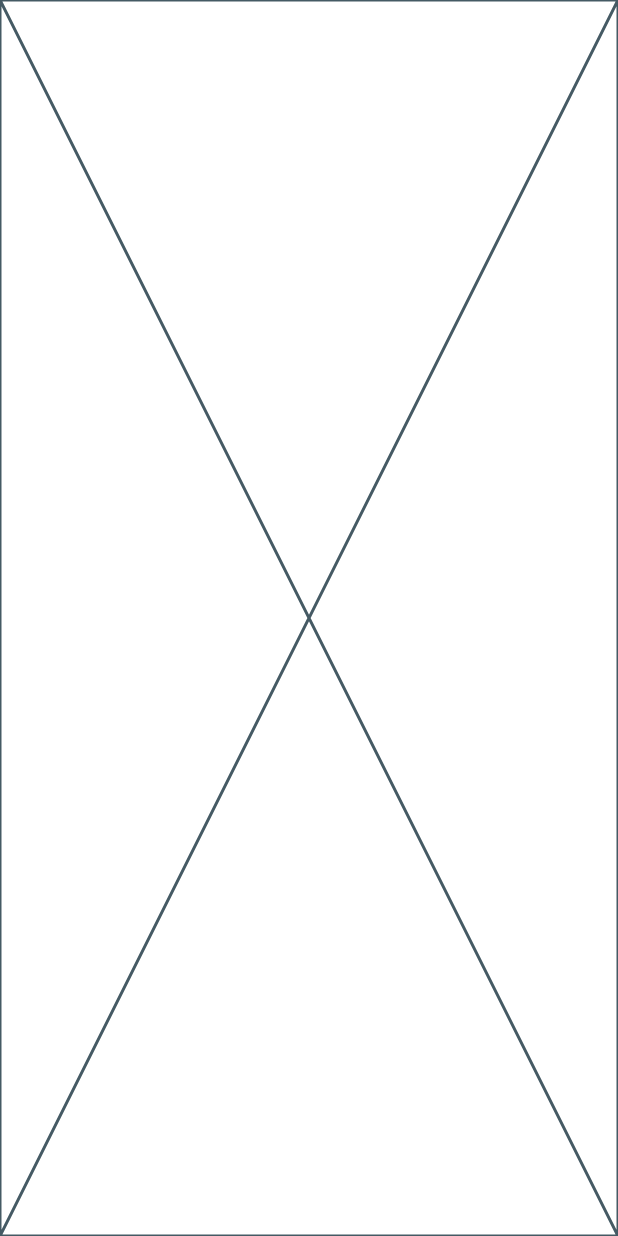
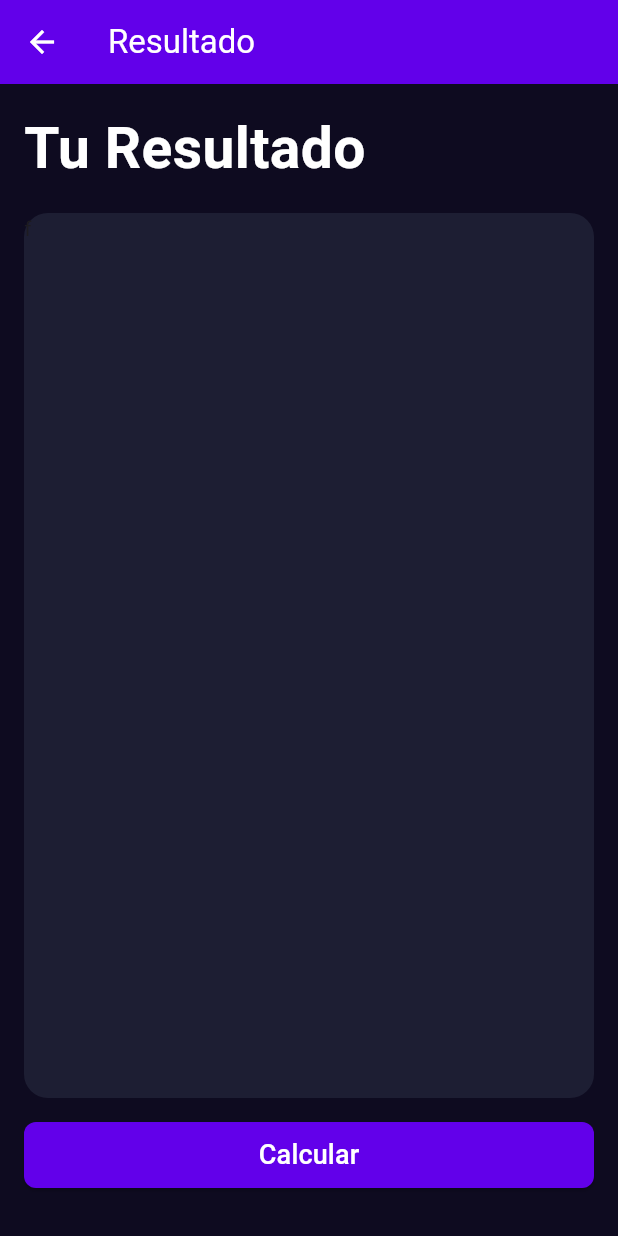
Before and after one commit to igrisdev/flutter_application_2, a Flutter app: the screen it shows after launch, after a tap on the "remove" icon, after a tap on the "add" icon, after a tap on "Calcular", on a phone screen of 412 x 824 dp. Run offline on Flutter 3.47's test engine with Material 3 defaults, Android fonts, the phone set to English and light mode, and no system bars.

Commit message:
Refactor ImcResultScreen to accept height and weight parameters; implement layout for displaying results and navigation back to ImcHomeScreen.

```diff
--- a/lib/components/number_selector.dart
+++ b/lib/components/number_selector.dart
@@ -45,6 +45,7 @@ class _NumberSelectorState extends State<NumberSelector> {
               mainAxisAlignment: MainAxisAlignment.center,
               children: [
                 FloatingActionButton(
+                  heroTag: null,
                   onPressed: () {
                     widget.onDecrement();
                   },
@@ -54,6 +55,7 @@ class _NumberSelectorState extends State<NumberSelector> {
                 ),
                 SizedBox(width: 16),
                 FloatingActionButton(
+                  heroTag: null,
                   onPressed: () {
                     widget.onIncrement();
                   },
--- a/lib/screens/imc_home_screen.dart
+++ b/lib/screens/imc_home_screen.dart
@@ -81,13 +81,18 @@ class _ImcHomeScreenState extends State<ImcHomeScreen> {
               onPressed: () {
                 Navigator.push(
                   context,
-                  MaterialPageRoute(builder: (context) => ImcResultScreen()),
+                  MaterialPageRoute(
+                    builder: (context) => ImcResultScreen(
+                      height: selectedHeight,
+                      weight: selectedWeight,
+                    ),
+                  ),
                 );
               },
               style: ButtonStyle(
                 shape: WidgetStateProperty.all(
                   RoundedRectangleBorder(
-                    borderRadius: BorderRadius.circular(16),
+                    borderRadius: BorderRadius.circular(8),
                   ),
                 ),
                 backgroundColor: WidgetStateProperty.all(AppColors.primary),
--- a/lib/screens/imc_result_screen.dart
+++ b/lib/screens/imc_result_screen.dart
@@ -1,10 +1,94 @@
 import 'package:flutter/material.dart';
+import 'package:flutter_application_2/core/app_colors.dart';
+import 'package:flutter_application_2/core/text_styles.dart';
+import 'package:flutter_application_2/screens/imc_home_screen.dart';
 
 class ImcResultScreen extends StatelessWidget {
-  const ImcResultScreen({super.key});
+  final double height;
+  final int weight;
+
+  const ImcResultScreen({
+    super.key,
+    required this.height,
+    required this.weight,
+  });
 
   @override
   Widget build(BuildContext context) {
-    return const Placeholder();
+    return Scaffold(
+      backgroundColor: AppColors.background,
+      appBar: toolbarResult(),
+      body: bodyResult(context),
+    );
+  }
+
+  Padding bodyResult(context) {
+    return Padding(
+      padding: const EdgeInsets.all(16),
+      child: Column(
+        crossAxisAlignment: CrossAxisAlignment.start,
+        children: [
+          Text(
+            "Tu Resultado",
+            style: TextStyle(
+              fontSize: 38,
+              fontWeight: FontWeight.bold,
+              color: Colors.white,
+            ),
+          ),
+
+          Expanded(
+            child: Padding(
+              padding: const EdgeInsets.only(top: 16, bottom: 16),
+              child: Container(
+                width: double.infinity,
+                decoration: BoxDecoration(
+                  color: AppColors.backgroundComponent,
+                  borderRadius: BorderRadius.circular(16),
+                ),
+                child: Text("f"),
+              ),
+            ),
+          ),
+          SizedBox(
+            height: 60,
+            width: double.infinity,
+            child: Padding(
+              padding: const EdgeInsets.only(bottom: 16),
+              child: ElevatedButton(
+                onPressed: () {
+                  Navigator.push(
+                    context,
+                    MaterialPageRoute(
+                      builder: (context) => ImcHomeScreen(
+                        // height: selectedHeight,
+                        // weight: selectedWeight,
+                      ),
+                    ),
+                  );
+                },
+                style: ButtonStyle(
+                  shape: WidgetStateProperty.all(
+                    RoundedRectangleBorder(
+                      borderRadius: BorderRadius.circular(8),
+                    ),
+                  ),
+                  backgroundColor: WidgetStateProperty.all(AppColors.primary),
+                ),
+                child: Text('Calcular', style: TextStyles.bodyText),
+              ),
+            ),
+          ),
+        ],
+      ),
+    );
+  }
+
+  AppBar toolbarResult() {
+    return AppBar(
+      title: Text('Resultado'),
+      backgroundColor: AppColors.primary,
+      foregroundColor: Colors.white,
+    );
   }
 }
```
